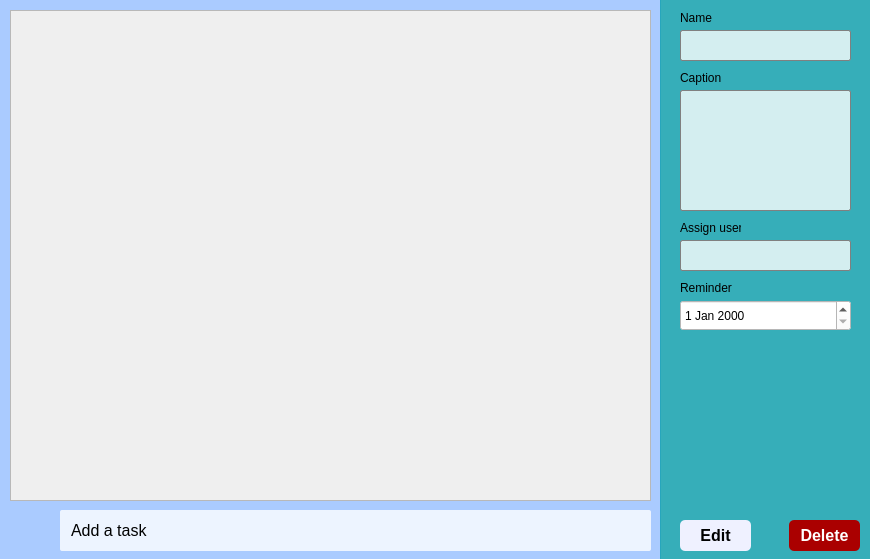
Old version of the form ToDoList/tasklist.ui in the repository msmahdinejad/To-Do-List.
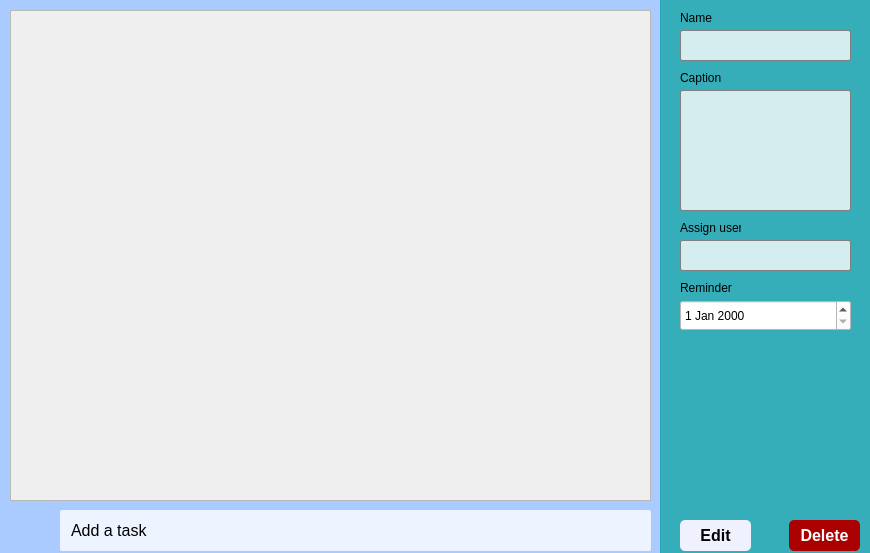
New version of the form. Icons and pictures are not drawn.

```diff
--- a/ToDoList/tasklist.ui
+++ b/ToDoList/tasklist.ui
@@ -7,7 +7,7 @@
     <x>0</x>
     <y>0</y>
     <width>870</width>
-    <height>559</height>
+    <height>553</height>
    </rect>
   </property>
   <property name="windowTitle">
```
